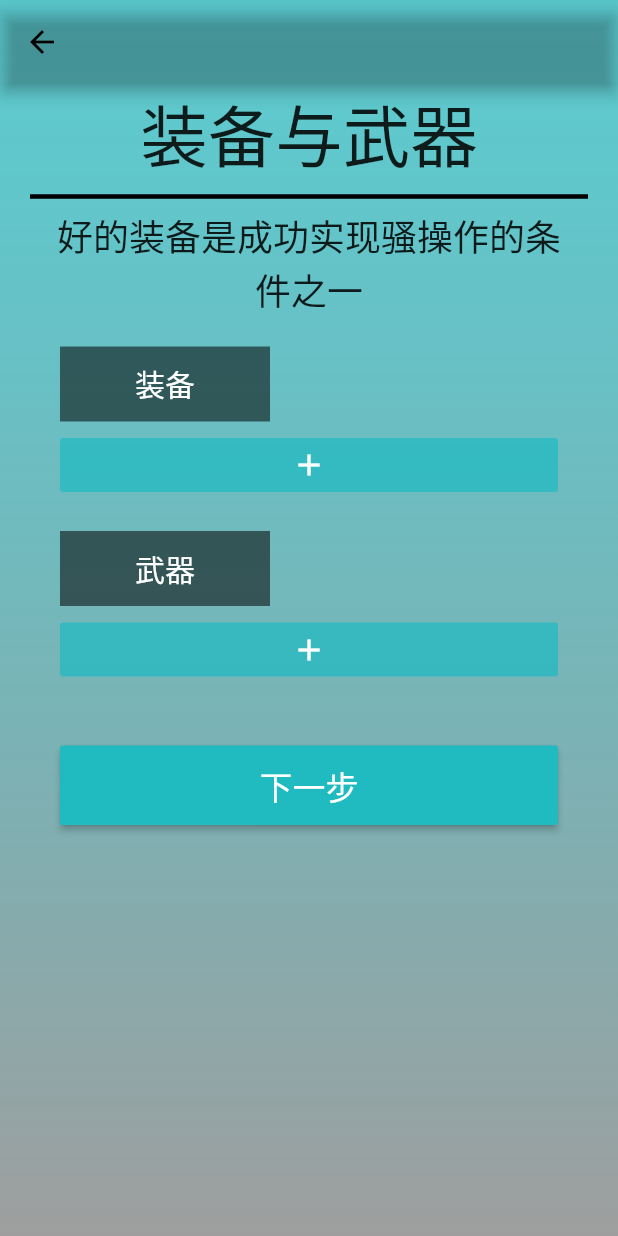
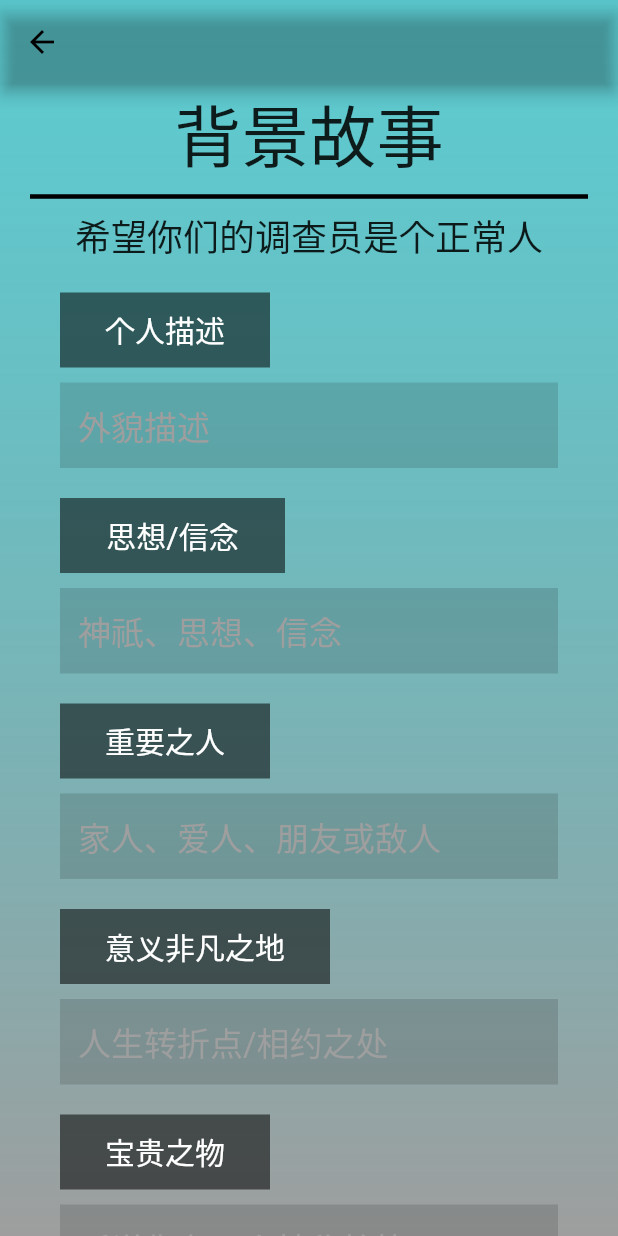
Before and after one commit to ClofiSan/COCTRPG_client, a Flutter app: the EquipmentSettingPage screen opened directly, after a tap on "下一步", on a phone screen of 412 x 824 dp. Run offline on Flutter 3.47's test engine with Material 2 defaults, Android fonts, the light colour scheme and no system bars; our stand-ins replace dio, fluttertoast, yaml.

Commit message:
完成背景故事界面

```diff
--- a/lib/controller/InvestigatorController.dart
+++ b/lib/controller/InvestigatorController.dart
@@ -59,6 +59,16 @@ class InvestigatorController{
     1:'+1D4',
     2:'+1D6'
   };
+  static final List<String> backgroundStoryList = [
+    "个人描述",
+    "思想/信念",
+    "重要之人",
+    "意义非凡之地",
+    "宝贵之物",
+    "特点",
+    "伤口/疤痕",
+    "恐惧症/狂躁症"
+  ];
 
   static final List<String> timeDescription = [
     "1820 ~ 1920",
--- /dev/null
+++ b/lib/create/page/background_story_page.dart
@@ -0,0 +1,298 @@
+import 'package:flutter/material.dart';
+import 'package:coc_trpg/create/widget/create_title_widget.dart';
+import 'package:coc_trpg/create/widget/create_item_title_widget.dart';
+import 'package:coc_trpg/model/Investigator.dart';
+import 'package:coc_trpg/model/BackgroundStory.dart';
+import 'package:coc_trpg/controller/InvestigatorController.dart';
+import 'package:provider/provider.dart';
+import 'package:coc_trpg/store/CreateInvestigatorStore.dart';
+import 'package:coc_trpg/create/widget/next_step_button.dart';
+import 'package:coc_trpg/create/widget/normal_input_field.dart';
+
+
+class BackgroundStoryPage extends StatefulWidget{
+  BackgroundStoryPage({Key key}): super(key: key);
+
+  @override
+  _BackgroundStoryPage createState() => _BackgroundStoryPage();
+
+}
+
+
+class _BackgroundStoryPage extends State<BackgroundStoryPage>{
+
+  Investigator _investigator;
+  List<String> _backgroundStoryTitleList;
+  BackgroundStory _backgroundStory;
+
+  String _personalDescription;
+  String _faith;
+  String _importantPeople;
+  String _extraPlace;
+  String _precious;
+  String _features;
+  String _wound;
+  String _mentalIllness;
+  String _background;
+
+  TextEditingController _personalDescriptionController;
+  TextEditingController _faithController;
+  TextEditingController _importantPeopleController;
+  TextEditingController _extraPlaceController;
+  TextEditingController _preciousController;
+  TextEditingController _featuresController;
+  TextEditingController _woundController;
+  TextEditingController _mentalIllnessController;
+  TextEditingController _backgroundController;
+
+  GlobalKey<FormState> _formKey= new GlobalKey<FormState>();
+
+
+  @override
+  void initState() {
+    // TODO: implement initState
+    super.initState();
+    _investigator = Provider
+        .of<CreateInvestigatorStore>(context,listen: false)
+        .investigator;
+    _backgroundStoryTitleList = List();
+    _backgroundStoryTitleList = InvestigatorController.backgroundStoryList;
+    _personalDescriptionController = TextEditingController();
+    _faithController = TextEditingController();
+    _importantPeopleController = TextEditingController();
+    _extraPlaceController = TextEditingController();
+    _preciousController = TextEditingController();
+    _featuresController = TextEditingController();
+    _woundController = TextEditingController();
+    _mentalIllnessController = TextEditingController();
+    _backgroundController = TextEditingController();
+  }
+
+  void _formSubmit(){
+    var _form = _formKey.currentState;
+    if(_form.validate()){
+      _form.save();
+      _backgroundStory.personalDescription = _personalDescription;
+      _backgroundStory.faith = _faith;
+      _backgroundStory.importantPeople = _importantPeople;
+      _backgroundStory.extraPlace = _extraPlace;
+      _backgroundStory.precious = _precious;
+      _backgroundStory.features = _features;
+      _backgroundStory.wound = _wound;
+      _backgroundStory.mentalIllness = _mentalIllness;
+      _backgroundStory.background = _background;
+      _investigator.backgroundStory = _backgroundStory;
+
+      Provider
+          .of<CreateInvestigatorStore>(context,listen: false)
+          .investigator = _investigator;
+    }
+  }
+
+
+  Widget buildInputContainer(Widget inputWidget){
+    return Container(
+      margin: EdgeInsets.only(top:10),
+      child: inputWidget,
+    );
+  }
+
+  Widget buildItemTitle(String itemTitle,double width){
+    return Container(
+      alignment: Alignment.center,
+      margin: EdgeInsets.only(top:20),
+      color: Colors.black54,
+      padding: EdgeInsets.fromLTRB(30, 10, 30, 10),
+      constraints: BoxConstraints(
+        maxWidth: width,
+      ),
+      child:Text(
+        itemTitle,
+        style: TextStyle(
+            fontSize:20,
+            color: Colors.white
+        ),
+      ) ,
+    );
+  }
+
+  Widget buildMainListWidget(){
+    return Container(
+      child: ListView(
+          children: <Widget>[
+            CreateTitleWidget(
+              title: "背景故事",
+              description: "希望你们的调查员是个正常人",
+            ),
+            Container(
+              margin: EdgeInsets.fromLTRB(40, 0, 40, 0),
+//                      color: Colors.red,
+              alignment: Alignment.center,
+              constraints: BoxConstraints(
+                  maxWidth: 100
+              ),
+              child: Form(
+                key: _formKey,
+                  child: Column(
+                    crossAxisAlignment: CrossAxisAlignment.start,
+                    children: <Widget>[
+                      buildItemTitle("个人描述",140,),
+                      buildInputContainer(
+                          NormalInputField(
+                            hintText: "外貌描述",
+
+                            controller: _personalDescriptionController,
+                            validatorFunction: (v){
+
+                            },
+                            onSavedFunction: (v){
+                              _personalDescription = v;
+                            },
+                          )
+                      ),
+                      buildItemTitle("思想/信念",150),
+                      buildInputContainer(
+                          NormalInputField(
+                            hintText: "神祇、思想、信念",
+                            controller: _faithController,
+                            validatorFunction: (v){
+
+                            },
+                            onSavedFunction: (v){
+                              _faith = v;
+                            },
+                          )
+                      ),
+                      buildItemTitle("重要之人",140),
+                      buildInputContainer(
+                          NormalInputField(
+                            hintText: "家人、爱人、朋友或敌人",
+                            controller: _importantPeopleController,
+                            validatorFunction: (v){
+
+                            },
+                            onSavedFunction: (v){
+                              _importantPeople = v;
+                            },
+                          )
+                      ),
+                      buildItemTitle("意义非凡之地",180),
+                      buildInputContainer(
+                          NormalInputField(
+                            hintText: "人生转折点/相约之处",
+                            controller: _extraPlaceController,
+                            validatorFunction: (v){
+
+                            },
+                            onSavedFunction: (v){
+                              _extraPlace = v;
+                            },
+                          )
+                      ),
+                      buildItemTitle("宝贵之物",140),
+                      buildInputContainer(
+                          NormalInputField(
+                            hintText: "听说你有一个神秘护符？",
+                            controller: _preciousController,
+                            validatorFunction: (v){
+
+                            },
+                            onSavedFunction: (v){
+                              _precious = v;
+                            },
+                          )
+                      ),
+                      buildItemTitle("特点",140),
+                      buildInputContainer(
+                          NormalInputField(
+                            hintText: "特点不只有外貌吧",
+                            controller: _featuresController,
+                            validatorFunction: (v){
+
+                            },
+                            onSavedFunction: (v){
+                              _features = v;
+                            },
+                          )
+                      ),
+                      buildItemTitle("伤疤",140),
+                      buildInputContainer(
+                          NormalInputField(
+                            hintText: "有的人说伤疤是勋章",
+                            controller: _woundController,
+                            validatorFunction: (v){
+
+                            },
+                            onSavedFunction: (v){
+                              _wound = v;
+                            },
+                          )
+                      ),
+                      buildItemTitle("恐惧症/狂躁症",200),
+                      buildInputContainer(
+                          NormalInputField(
+                            hintText: "请出示诊断书",
+                            controller: _mentalIllnessController,
+                            validatorFunction: (v){
+
+                            },
+                            onSavedFunction: (v){
+                              _mentalIllness = v;
+                            },
+                          )
+                      ),
+                      buildItemTitle("背景故事",140),
+                      buildInputContainer(
+                          NormalInputField(
+                            hintText: "写下调查员的经历吧",
+                            maxLine: 6,
+                            controller:_backgroundController,
+                            validatorFunction: (v){
+
+                            },
+                            onSavedFunction: (v){
+                              _background = v;
+                            },
+                          )
+                      ),
+
+                      Container(
+                        margin: EdgeInsets.only(top:20,bottom: 20),
+                        child: NextStepButton(
+                          text: "完成创建",
+                          onPressFunction: (){
+
+                          },
+                        ),
+                      ),
+                    ],
+                  ),
+              ),
+            ),
+          ]
+      ),
+    );
+  }
+
+  @override
+  Widget build(BuildContext context) {
+    // TODO: implement build
+    return Container(
+        decoration: BoxDecoration(
+            gradient: LinearGradient(
+              colors: [Color(0xbb20BAC1), Colors.grey],
+              begin: Alignment.topCenter,
+              end: Alignment.bottomCenter,
+            )
+        ),
+        child: Scaffold(
+            backgroundColor: Colors.transparent,
+            appBar:  AppBar(
+              backgroundColor: Colors.transparent,
+            ),
+            body:buildMainListWidget()
+        )
+    );
+  }
+
+}
--- a/lib/create/page/equipment_setting_page.dart
+++ b/lib/create/page/equipment_setting_page.dart
@@ -9,6 +9,7 @@ import 'package:coc_trpg/create/widget/create_item_title_widget.dart';
 import 'package:coc_trpg/create/widget/content_container.dart';
 import 'package:coc_trpg/AppThemeData.dart';
 import 'package:coc_trpg/create/widget/next_step_button.dart';
+import 'background_story_page.dart';
 class EquipmentSettingPage extends StatefulWidget{
   EquipmentSettingPage({Key key}): super(key: key);
 
@@ -45,7 +46,6 @@ class _EquipmentSettingPage extends State<EquipmentSettingPage>{
     _investigator = Provider
         .of<CreateInvestigatorStore>(context,listen: false)
         .investigator;
-
   }
 
 
@@ -437,12 +437,12 @@ class _EquipmentSettingPage extends State<EquipmentSettingPage>{
                   NextStepButton(
                     text: "下一步",
                     onPressFunction: (){
-//                      Navigator.push(
-//                          context,
-//                          MaterialPageRoute(
-//                              builder: (BuildContext context) =>EquipmentSettingPage()
-//                          )
-//                      );
+                      Navigator.push(
+                          context,
+                          MaterialPageRoute(
+                              builder: (BuildContext context) =>BackgroundStoryPage()
+                          )
+                      );
                       _investigator.weaponList = _investigatorWeaponList;
                       _investigator.equitpments = _equipmentSettingList;
                       Provider
--- a/lib/create/widget/next_step_button.dart
+++ b/lib/create/widget/next_step_button.dart
@@ -15,7 +15,7 @@ class NextStepButton extends StatelessWidget{
           padding: EdgeInsets.only(top: 10,bottom: 10),
           color: Color(0xff20BAC1),
           child: Text(
-            "下一步",
+            text,
             style: TextStyle(color: Colors.white,fontSize: 22),),
           onPressed: onPressFunction
       ),
--- /dev/null
+++ b/lib/create/widget/normal_input_field.dart
@@ -0,0 +1,55 @@
+import 'package:flutter/material.dart';
+import 'package:coc_trpg/AppThemeData.dart';
+class NormalInputField extends StatefulWidget{
+  NormalInputField({
+    Key key,
+    this.validatorFunction,
+    this.onSavedFunction,
+    this.controller,
+    this.hintText,
+    this.maxLine = 1
+  }): super(key: key);
+  final validatorFunction;
+  final onSavedFunction;
+  final TextEditingController controller;
+  final String hintText;
+  final int maxLine;
+  @override
+  _NormalInputField createState() => _NormalInputField();
+
+}
+
+
+class _NormalInputField extends State<NormalInputField>{
+
+  InputDecoration buildInputDecoration(hintText){
+    return InputDecoration(
+      hintText: hintText,
+      hintStyle: AppTheme.createBaseInfoHintStyle,
+      border: InputBorder.none,
+      fillColor: AppTheme.investigatorMinorColor,
+      filled: true,
+    );
+  }
+
+  TextStyle _inputTextFormStyle = TextStyle(
+      fontSize: 18,
+      color: Colors.white
+  );
+
+
+  @override
+  Widget build(BuildContext context) {
+    // TODO: implement build
+    return TextFormField(
+      maxLines: widget.maxLine,
+      style: _inputTextFormStyle,
+      controller: widget.controller,
+      autofocus: false,
+      decoration: buildInputDecoration(widget.hintText),
+      validator:widget.validatorFunction,
+      onSaved:widget.onSavedFunction
+    );
+  }
+
+}
--- /dev/null
+++ b/lib/model/BackgroundStory.dart
@@ -0,0 +1,67 @@
+class BackgroundStory{
+  String _personalDescription;
+  String _faith;
+  String _importantPeople;
+  String _extraPlace;
+  String _precious;
+  String _features;
+  String _wound;
+  String _mentalIllness;
+  String _background;
+
+  String get background => _background;
+
+  set background(String value) {
+    _background = value;
+  }
+
+  String get personalDescription => _personalDescription;
+
+  set personalDescription(String value) {
+    _personalDescription = value;
+  }
+
+  String get faith => _faith;
+
+  String get mentalIllness => _mentalIllness;
+
+  set mentalIllness(String value) {
+    _mentalIllness = value;
+  }
+
+  String get wound => _wound;
+
+  set wound(String value) {
+    _wound = value;
+  }
+
+  String get features => _features;
+
+  set features(String value) {
+    _features = value;
+  }
+
+  String get precious => _precious;
+
+  set precious(String value) {
+    _precious = value;
+  }
+
+  String get extraPlace => _extraPlace;
+
+  set extraPlace(String value) {
+    _extraPlace = value;
+  }
+
+  String get importantPeople => _importantPeople;
+
+  set importantPeople(String value) {
+    _importantPeople = value;
+  }
+
+  set faith(String value) {
+    _faith = value;
+  }
+
+
+}
--- a/lib/model/Investigator.dart
+++ b/lib/model/Investigator.dart
@@ -6,6 +6,7 @@ import 'Occupation.dart';
 import 'Property.dart';
 import 'SkillType.dart';
 import 'Weapon.dart';
+import 'BackgroundStory.dart';
 //调查员
 
 class Investigator with ChangeNotifier{
@@ -42,6 +43,14 @@ class Investigator with ChangeNotifier{
   List<String> _equitpments;
   List<Weapon> _weaponList;
 
+  BackgroundStory _backgroundStory;
+
+
+  BackgroundStory get backgroundStory => _backgroundStory;
+
+  set backgroundStory(BackgroundStory value) {
+    _backgroundStory = value;
+  }
 
   List<String> get equitpments => _equitpments;
 
```
